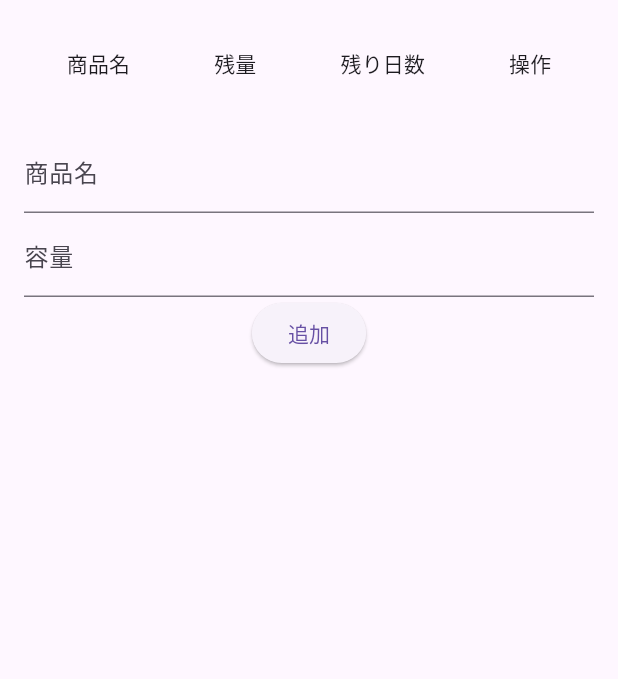
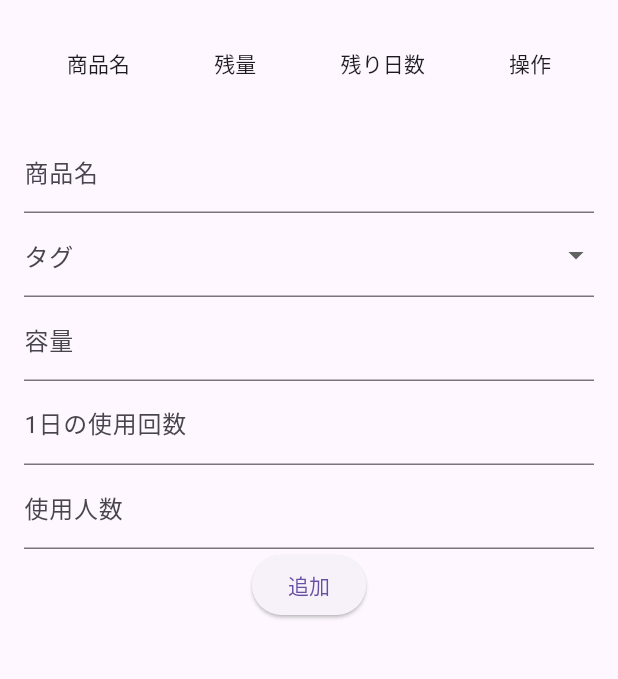
Before and after one commit to Engineer-Guild-Hackathon-2025-March/StockNavi, a Flutter app: the screen it shows after launch, after a tap on "追加", on a phone screen of 412 x 824 dp, the part 63-742 px from its top. Run offline on Flutter 3.47's test engine with Material 3 defaults, Android fonts, the phone set to English and light mode, and no system bars; our stand-ins replace flutter_local_notifications, sqflite, timezone; accounts and stored records are empty.

Commit message:
feat: タグ、1日の使用回数、使用人数の入力フィールドを追加

```diff
--- a/lib/views/base_view.dart
+++ b/lib/views/base_view.dart
@@ -2,6 +2,7 @@ import 'package:flutter/material.dart';
 import 'package:stocknavi/models/consumable.dart';
 import 'package:stocknavi/views/table_view.dart';
 import 'package:stocknavi/controllers/controller.dart';
+import 'package:stocknavi/database/database_helper.dart';
 
 class BaseView extends StatefulWidget {
   const BaseView({super.key});
@@ -14,6 +15,13 @@ class BaseViewState extends State<BaseView> {
   late final ConsumableTable _table;
   List<Consumable> _consumables = [];
   Controller? _controller;
+  List<String> _tags = [];
+
+  @override
+  void initState() {
+    super.initState();
+    _loadTags();
+  }
 
   void setController(Controller controller) {
     _controller = controller;
@@ -31,6 +39,14 @@ class BaseViewState extends State<BaseView> {
     ScaffoldMessenger.of(context).showSnackBar(
       SnackBar(content: Text('${items.length}個のアイテムが残り少なくなっています')),
     );
+  }
+
+  Future<void> _loadTags() async {
+    final db = await DatabaseHelper.instance.database;
+    final List<Map<String, dynamic>> maps = await db.query('m_average');
+    setState(() {
+      _tags = maps.map((map) => map['tag'] as String).toList();
+    });
   }
 
   @override
@@ -52,6 +68,9 @@ class BaseViewState extends State<BaseView> {
   Widget _buildAddItemForm() {
     final nameController = TextEditingController();
     final amountController = TextEditingController();
+    final usagePerDayController = TextEditingController();
+    final numberOfUsersController = TextEditingController();
+    String? selectedTag;
 
     return Padding(
       padding: const EdgeInsets.all(16.0),
@@ -62,25 +81,59 @@ class BaseViewState extends State<BaseView> {
               controller: nameController,
               decoration: const InputDecoration(labelText: '商品名'),
             ),
+            DropdownButtonFormField<String>(
+              value: selectedTag,
+              items:
+                  _tags.map((tag) {
+                    return DropdownMenuItem<String>(
+                      value: tag,
+                      child: Text(tag),
+                    );
+                  }).toList(),
+              onChanged: (value) {
+                setState(() {
+                  selectedTag = value;
+                });
+              },
+              decoration: const InputDecoration(labelText: 'タグ'),
+            ),
             TextFormField(
               controller: amountController,
               decoration: const InputDecoration(labelText: '容量'),
+              keyboardType: TextInputType.number,
+            ),
+            TextFormField(
+              controller: usagePerDayController,
+              decoration: const InputDecoration(labelText: '1日の使用回数'),
+              keyboardType: TextInputType.number,
+            ),
+            TextFormField(
+              controller: numberOfUsersController,
+              decoration: const InputDecoration(labelText: '使用人数'),
               keyboardType: TextInputType.number,
             ),
             ElevatedButton(
               onPressed: () {
                 if (_controller != null &&
                     nameController.text.isNotEmpty &&
-                    amountController.text.isNotEmpty) {
+                    selectedTag != null &&
+                    amountController.text.isNotEmpty &&
+                    usagePerDayController.text.isNotEmpty &&
+                    numberOfUsersController.text.isNotEmpty) {
                   try {
                     _controller!.handleUserInput('add', {
                       'name': nameController.text,
+                      'tag': selectedTag,
                       'amount': double.tryParse(amountController.text) ?? 0.0,
-                      'tags': <String>[],
-                      'dailyConsumption': 0.0,
+                      'usagePerDay':
+                          int.tryParse(usagePerDayController.text) ?? 1,
+                      'numberOfUsers':
+                          int.tryParse(numberOfUsersController.text) ?? 1,
                     });
                     nameController.clear();
                     amountController.clear();
+                    usagePerDayController.clear();
+                    numberOfUsersController.clear();
                   } catch (e) {
                     ScaffoldMessenger.of(context).showSnackBar(
                       const SnackBar(content: Text('入力内容を確認してください')),
```
Also changed, not shown: lib/views/edit_dialog.dart (+30 -0 lines).
